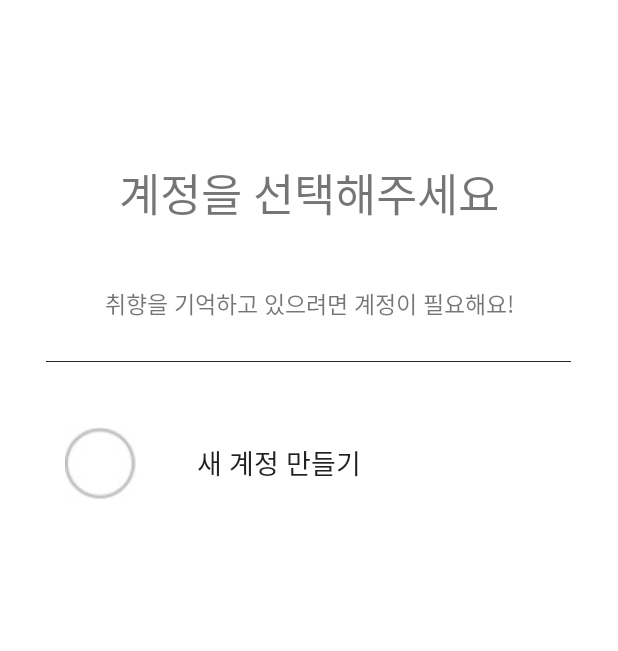
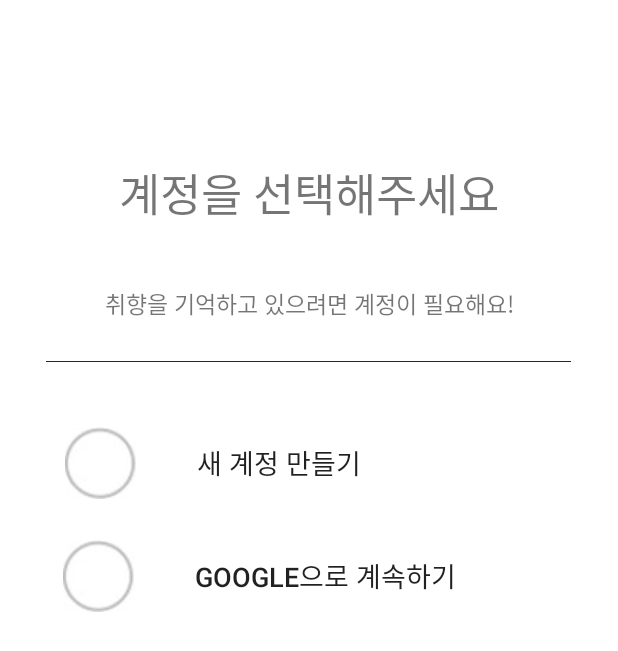
Before and after one commit to jungchunkim/GoEat, an Android app: the loginselect screen opened directly, with no data from a screen before it, on a phone screen of 412 x 824 dp. Shown: the top 651 px of the screen. Run offline under Robolectric (Android 15) with nearby library versions, the light colour scheme and no system bars; our stand-ins replace Firebase (no records; nobody signed in at launch, a user with empty details on screens opened directly); network calls fail.

Commit message:
구글 로그인 추가

```diff
--- a/app/src/main/java/com/example/testexam/loginselect.java
+++ b/app/src/main/java/com/example/testexam/loginselect.java
@@ -1,22 +1,63 @@
 package com.example.testexam;
 
+import androidx.annotation.NonNull;
+import androidx.annotation.Nullable;
 import androidx.appcompat.app.AppCompatActivity;
 
 import android.content.Intent;
 import android.os.Bundle;
 import android.view.View;
 import android.widget.Button;
+import android.widget.Toast;
 
-public class loginselect extends AppCompatActivity {
+import com.google.android.gms.auth.api.Auth;
+import com.google.android.gms.auth.api.signin.GoogleSignInAccount;
+import com.google.android.gms.auth.api.signin.GoogleSignInOptions;
+import com.google.android.gms.auth.api.signin.GoogleSignInResult;
+import com.google.android.gms.common.ConnectionResult;
+import com.google.android.gms.common.api.GoogleApiClient;
+import com.google.android.gms.tasks.OnCompleteListener;
+import com.google.android.gms.tasks.Task;
+import com.google.firebase.auth.AuthCredential;
+import com.google.firebase.auth.AuthResult;
+import com.google.firebase.auth.FirebaseAuth;
+import com.google.firebase.auth.GoogleAuthProvider;
+
+public class loginselect extends AppCompatActivity implements GoogleApiClient.OnConnectionFailedListener {
+
     private Button btn_new_account;
+    private Button btn_google_login;
+
+    private FirebaseAuth auth;  // 파이어베이스 인증 객체
+    private GoogleApiClient googleApiClient;  // 구글 API 클라이언트 객체
+    private static final int REQ_SIGN_GOOGLE = 100; // 구글 로그인 결과 코드
 
     @Override
     protected void onCreate(Bundle savedInstanceState) {
+
         super.onCreate(savedInstanceState);
         setContentView(R.layout.activity_loginselect);
 
+        // findViewById
         btn_new_account = (Button)findViewById(R.id.btn_new_account);
+        btn_google_login = (Button)findViewById(R.id.btn_google_login);
 
+
+        // 구글 로그인 관련 코드들
+        GoogleSignInOptions googleSignInOptions = new GoogleSignInOptions.Builder(GoogleSignInOptions.DEFAULT_SIGN_IN)
+                .requestIdToken(getString(R.string.default_web_client_id))
+                .requestEmail()
+                .build();
+
+        googleApiClient = new GoogleApiClient.Builder(this)
+                .enableAutoManage(this, this)
+                .addApi(Auth.GOOGLE_SIGN_IN_API, googleSignInOptions)
+                .build();
+
+        auth = FirebaseAuth.getInstance();  // 파이어베이스 인증 객체 초기화
+
+
+        // 새 계정 만들기 버튼
         btn_new_account.setOnClickListener(new View.OnClickListener() {
             @Override
             public void onClick(View view) {
@@ -25,5 +66,60 @@ public class loginselect extends AppCompatActivity {
             }
         });
 
+        // 구글 로그인 버튼
+        btn_google_login.setOnClickListener(new View.OnClickListener() {
+            @Override
+            public void onClick(View view) {
+                Intent intent = Auth.GoogleSignInApi.getSignInIntent(googleApiClient);
+                startActivityForResult(intent, REQ_SIGN_GOOGLE);
+            }
+        });
     }
+
+
+    @Override
+    protected void onActivityResult(int requestCode, int resultCode, @Nullable Intent data) {  // 구글 로그인 인증 요청했을 때 결과값을 되돌려 받음
+        super.onActivityResult(requestCode, resultCode, data);
+
+        if(requestCode == REQ_SIGN_GOOGLE){
+
+            GoogleSignInResult result = Auth.GoogleSignInApi.getSignInResultFromIntent(data);
+            if(result.isSuccess()){  // 인증 결과가 성공적이면
+                GoogleSignInAccount account = result.getSignInAccount();  // account라는 데이터는 구글 로그인 정보를 담고 있음(닉네임, 프로필사진url, 이메일 주소 등)
+                resultLogin(account);  // 로그인 결과 값 출력 수행하라는 메소드
+            }
+
+        }
+
+    }
+
+    private void resultLogin(final GoogleSignInAccount account) {
+
+        AuthCredential credential = GoogleAuthProvider.getCredential(account.getIdToken(), null);
+        auth.signInWithCredential(credential)
+                .addOnCompleteListener(this, new OnCompleteListener<AuthResult>() {
+                    @Override
+                    public void onComplete(@NonNull Task<AuthResult> task) {
+
+                        if (task.isSuccessful()){  // 로그인이 성공했으면
+                            Toast.makeText(loginselect.this, "로그인 성공", Toast.LENGTH_LONG).show();
+                            Intent intent = new Intent(getApplicationContext(), success_sign_up.class);
+
+                            startActivity(intent);
+
+                        } else {  // 로그인이 실패했으면
+                            Toast.makeText(loginselect.this, "로그인 실패", Toast.LENGTH_LONG).show();
+                        }
+
+                    }
+                });
+
+    }
+
+
+    @Override
+    public void onConnectionFailed(@NonNull ConnectionResult connectionResult) {
+
+    }
+
 }
--- a/app/src/main/res/layout/activity_loginselect.xml
+++ b/app/src/main/res/layout/activity_loginselect.xml
@@ -62,5 +62,22 @@
         style="?android:attr/borderlessButtonStyle"
         android:drawableLeft="@drawable/circle" />
 
+    <Button
+        android:id="@+id/btn_google_login"
+        style="?android:attr/borderlessButtonStyle"
+        android:layout_width="wrap_content"
+        android:layout_height="wrap_content"
+        android:background="#FFFFFF"
+        android:drawableStart="@drawable/circle"
+        android:drawableLeft="@drawable/circle"
+        android:text="\t\t\tGoogle으로 계속하기"
+        android:textSize="18sp"
+        app:layout_constraintBottom_toBottomOf="parent"
+        app:layout_constraintEnd_toEndOf="parent"
+        app:layout_constraintHorizontal_bias="0.278"
+        app:layout_constraintStart_toStartOf="parent"
+        app:layout_constraintTop_toBottomOf="@+id/btn_new_account"
+        app:layout_constraintVertical_bias="0.062" />
+
 
 </androidx.constraintlayout.widget.ConstraintLayout>
--- a/build.gradle
+++ b/build.gradle
@@ -6,6 +6,8 @@ buildscript {
     }
     dependencies {
         classpath "com.android.tools.build:gradle:4.0.0"
+        classpath 'com.google.gms:google-services:4.3.3'
+
 
         // NOTE: Do not place your application dependencies here; they belong
         // in the individual module build.gradle files
```
Also changed, not shown: app/build.gradle (+10 -0 lines), 1 other file.
